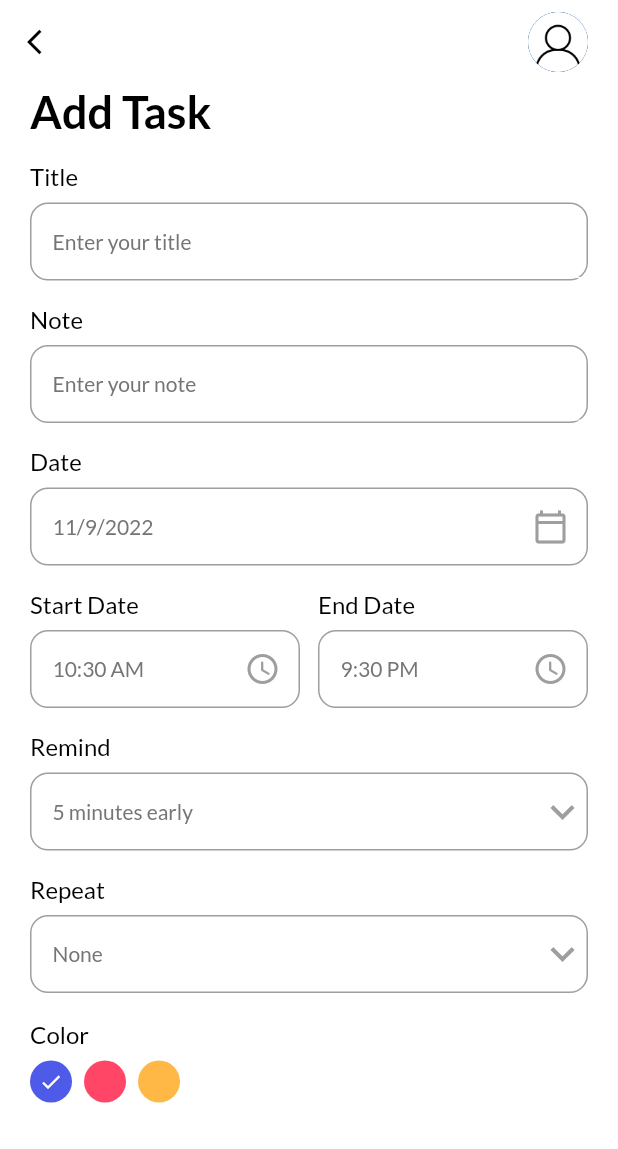
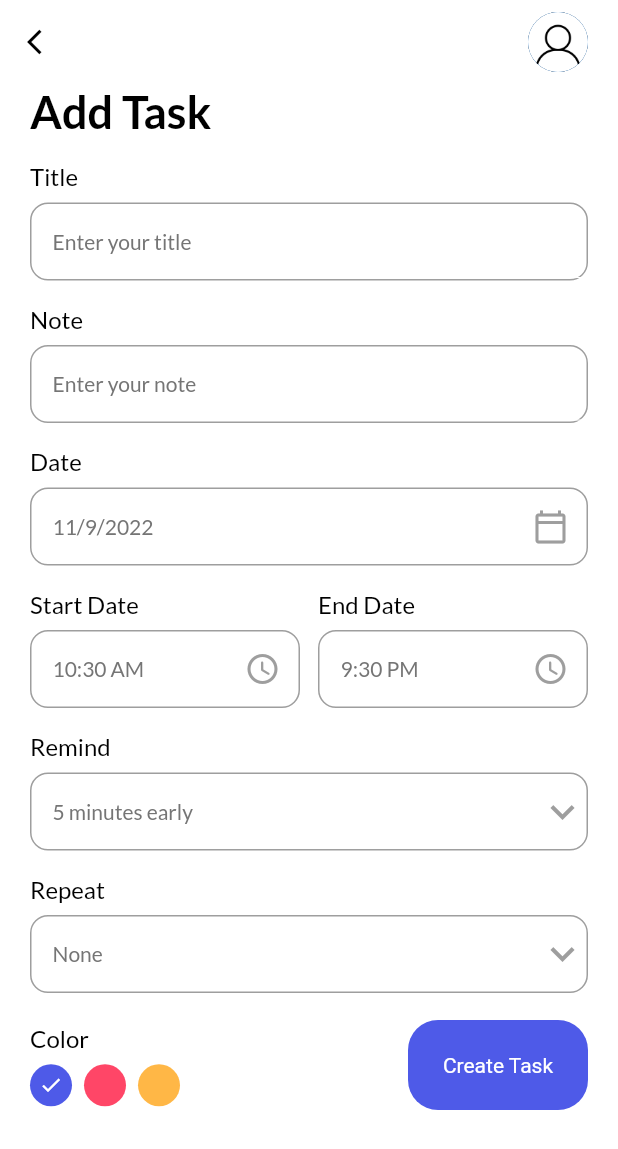
Before and after one commit to K1mJongSeong/Task, a Flutter app: the AddTaskPage screen opened directly, on a phone screen of 412 x 824 dp. Shown: the top 1149 px of the screen. Run offline on Flutter 3.47's test engine with Material 2 defaults, Android fonts, the light colour scheme and no system bars; our stand-ins replace date_picker_timeline, flutter_local_notifications, get, get_storage, google_fonts, timezone; accounts and stored records are empty.

Commit message:
2022/11/9

```diff
--- a/lib/ui/add_task_bar.dart
+++ b/lib/ui/add_task_bar.dart
@@ -2,6 +2,7 @@ import 'package:flutter/material.dart';
 import 'package:get/get.dart';
 import 'package:intl/intl.dart';
 import 'package:untitled/ui/theme.dart';
+import 'package:untitled/ui/widget/button.dart';
 import 'package:untitled/ui/widget/input_field.dart';
 
 class AddTaskPage extends StatefulWidget {
@@ -131,8 +132,22 @@ _getTimeFromUser(isStartTime: true);
               ),
               SizedBox(height: 18,),
               Row(
+                mainAxisAlignment: MainAxisAlignment.spaceBetween,
+                crossAxisAlignment: CrossAxisAlignment.center,
                 children: [
-                  Column(
+                  _colorPallete(),
+                  MyButton(label:"Create Task", onTap:()=>null)
+                ],
+              )
+            ],
+          ),
+        ),
+      ),
+    );
+  }
+
+  _colorPallete(){
+    return Column(
       crossAxisAlignment: CrossAxisAlignment.start,
       children: [
         Text("Color",
@@ -163,13 +178,6 @@ _getTimeFromUser(isStartTime: true);
             )
         ),
       ],
-                  )
-                ],
-              )
-            ],
-          ),
-        ),
-      ),
     );
   }
 
--- a/lib/ui/widget/button.dart
+++ b/lib/ui/widget/button.dart
@@ -11,6 +11,7 @@ class MyButton extends StatelessWidget {
     return GestureDetector(
       onTap: onTap,
       child: Container(
+        padding: EdgeInsets.only(top: 22),
         width: 120,
         height: 60,
         decoration: BoxDecoration(
@@ -19,6 +20,7 @@ class MyButton extends StatelessWidget {
         ),
         child: Text(
           label,
+          textAlign: TextAlign.center,
           style: TextStyle(
             color: Colors.white,
           ),
```
Lines whose indentation alone changed are shown as unchanged.
